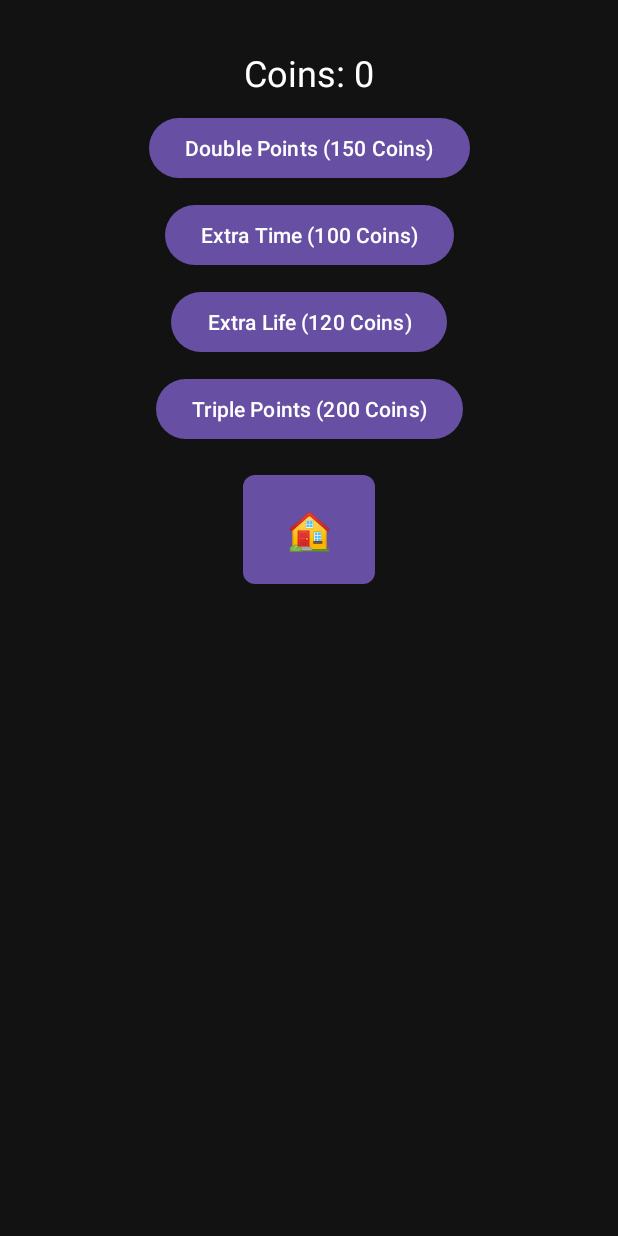
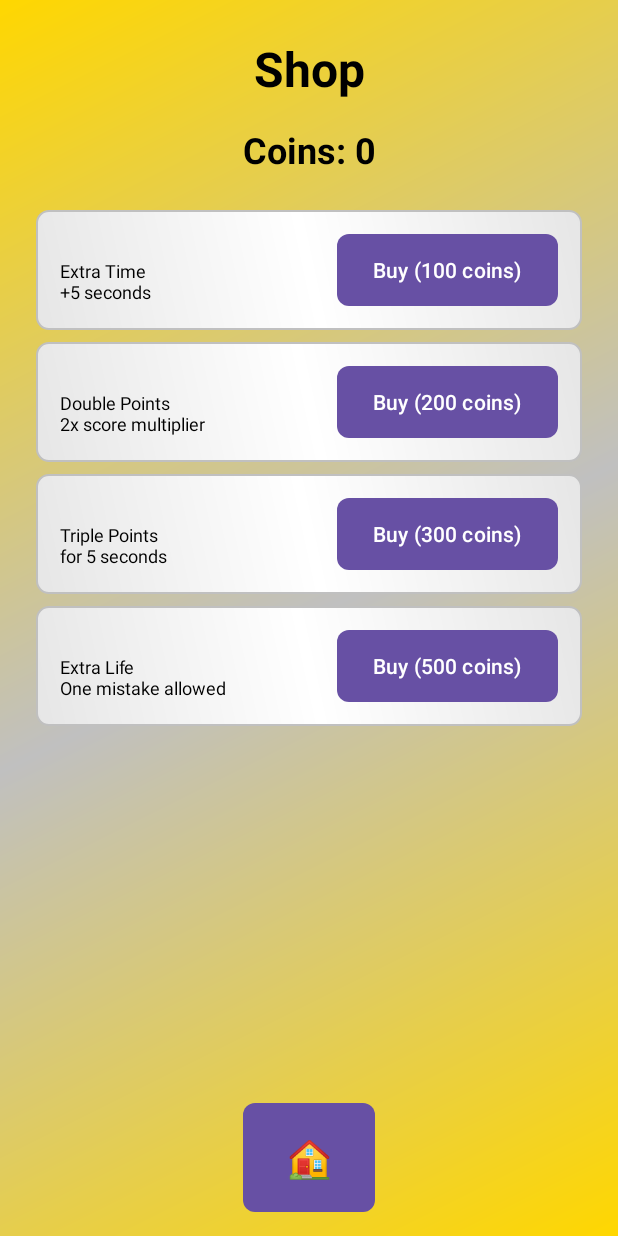
Before and after one commit to itayco123/Myfinalgame, an Android app: the ShopActivity screen opened directly, with no data from a screen before it, on a phone screen of 412 x 824 dp. Run offline under Robolectric (Android 15) with nearby library versions, the light colour scheme and no system bars.

Commit message:
looks maxing

```diff
--- a/app/src/main/java/com/cohen/myfinalgame/GameOverActivity.java
+++ b/app/src/main/java/com/cohen/myfinalgame/GameOverActivity.java
@@ -62,6 +62,7 @@ public class GameOverActivity extends Activity {
         backToMainButton = findViewById(R.id.backToMainButton);
 
         int score = getIntent().getIntExtra("score", 0);
+        Log.d(TAG, "🔥 Game Over - Score received: " + score);
         finalScoreText.setText("Final Score: " + score);
         pendingScore = score;
 
@@ -72,10 +73,12 @@ public class GameOverActivity extends Activity {
         // Request location permissions first
         if (ActivityCompat.checkSelfPermission(this, Manifest.permission.ACCESS_FINE_LOCATION)
                 != PackageManager.PERMISSION_GRANTED) {
+            Log.d(TAG, "Location permission not granted, requesting...");
             ActivityCompat.requestPermissions(this,
                     new String[]{Manifest.permission.ACCESS_FINE_LOCATION},
                     LOCATION_PERMISSION_REQUEST_CODE);
         } else {
+            Log.d(TAG, "Location permission already granted, saving score...");
             saveHighScore(score);
         }
 
@@ -131,6 +134,7 @@ public class GameOverActivity extends Activity {
         Log.d(TAG, "🔥 saveHighScore() called with score: " + score);
         FirebaseUser user = FirebaseAuth.getInstance().getCurrentUser();
         String username = (user != null && user.getDisplayName() != null) ? user.getDisplayName() : "Guest";
+        Log.d(TAG, "Current user: " + (user != null ? user.getUid() : "null") + ", username: " + username);
 
         FusedLocationProviderClient fusedLocationClient = LocationServices.getFusedLocationProviderClient(this);
 
@@ -230,16 +234,25 @@ public class GameOverActivity extends Activity {
     }
 
     private void saveHighScoreWithoutLocation(int score) {
+        Log.d(TAG, "🔥 saveHighScoreWithoutLocation() called with score: " + score);
         FirebaseUser user = FirebaseAuth.getInstance().getCurrentUser();
         String username = (user != null && user.getDisplayName() != null) ? user.getDisplayName() : "Guest";
+        Log.d(TAG, "Current user (no location): " + (user != null ? user.getUid() : "null") + ", username: " + username);
 
         DatabaseReference scoresRef = FirebaseDatabase.getInstance().getReference("leaderboard");
         Map<String, Object> scoreEntry = new HashMap<>();
         scoreEntry.put("username", username);
         scoreEntry.put("score", score);
 
+        Log.d(TAG, "Attempting to save score to Firebase: " + scoreEntry);
         scoresRef.push().setValue(scoreEntry)
-                .addOnSuccessListener(aVoid -> Log.d(TAG, "✅ Score saved without location"))
-                .addOnFailureListener(e -> Log.e(TAG, "❌ Failed to save score", e));
+                .addOnSuccessListener(aVoid -> {
+                    Log.d(TAG, "✅ Score saved successfully without location");
+                    Toast.makeText(this, "Score saved!", Toast.LENGTH_SHORT).show();
+                })
+                .addOnFailureListener(e -> {
+                    Log.e(TAG, "❌ Failed to save score", e);
+                    Toast.makeText(this, "Failed to save score: " + e.getMessage(), Toast.LENGTH_SHORT).show();
+                });
     }
 }
--- a/app/src/main/java/com/cohen/myfinalgame/LeaderboardActivity.java
+++ b/app/src/main/java/com/cohen/myfinalgame/LeaderboardActivity.java
@@ -79,7 +79,7 @@ public class LeaderboardActivity extends AppCompatActivity {
                         double lng = longitude != null ? longitude : 0.0;
                         String cityName = city != null ? city : "Unknown";
                         scoreList.add(new ScoreEntry(username, score, cityName, lat, lng));
-                        Log.d("Leaderboard", "Added score: " + username + " - " + score);
+                        Log.d("Leaderboard", "Added score: " + username + " - " + score + " from " + cityName);
                     }
                 }
 
@@ -87,16 +87,24 @@ public class LeaderboardActivity extends AppCompatActivity {
                 Collections.sort(scoreList, (a, b) -> Integer.compare(b.score, a.score));
                 leaderboardAdapter.notifyDataSetChanged();
                 Log.d("Leaderboard", "Leaderboard updated with " + scoreList.size() + " entries");
+
+                // Show a toast with the number of entries
+                Toast.makeText(LeaderboardActivity.this,
+                    "Loaded " + scoreList.size() + " scores",
+                    Toast.LENGTH_SHORT).show();
             }
 
             @Override
             public void onCancelled(@NonNull DatabaseError error) {
                 Log.e("Leaderboard", "Failed to load scores", error.toException());
-                Toast.makeText(LeaderboardActivity.this, "Error loading leaderboard", Toast.LENGTH_SHORT).show();
+                Toast.makeText(LeaderboardActivity.this,
+                    "Error loading leaderboard: " + error.getMessage(),
+                    Toast.LENGTH_SHORT).show();
             }
         };
 
-        scoresRef.orderByChild("score").limitToLast(50).addValueEventListener(valueEventListener);
+        // Remove the limit and order to get all scores
+        scoresRef.addValueEventListener(valueEventListener);
     }
 
     @Override
--- /dev/null
+++ b/app/src/main/res/drawable/power_up_background.xml
@@ -0,0 +1,13 @@
+<?xml version="1.0" encoding="utf-8"?>
+<shape xmlns:android="http://schemas.android.com/apk/res/android">
+    <gradient
+        android:angle="45"
+        android:startColor="#E6E6E6"
+        android:centerColor="#FFFFFF"
+        android:endColor="#E6E6E6"
+        android:type="linear" />
+    <corners android:radius="8dp" />
+    <stroke
+        android:width="1dp"
+        android:color="#C0C0C0" />
+</shape>
--- /dev/null
+++ b/app/src/main/res/drawable/shop_background.xml
@@ -0,0 +1,9 @@
+<?xml version="1.0" encoding="utf-8"?>
+<shape xmlns:android="http://schemas.android.com/apk/res/android">
+    <gradient
+        android:angle="135"
+        android:startColor="#FFD700"
+        android:centerColor="#C0C0C0"
+        android:endColor="#FFD700"
+        android:type="linear" />
+</shape>
--- a/app/src/main/res/layout/activity_shop.xml
+++ b/app/src/main/res/layout/activity_shop.xml
@@ -1,70 +1,154 @@
-<androidx.constraintlayout.widget.ConstraintLayout
-    xmlns:android="http://schemas.android.com/apk/res/android"
+<?xml version="1.0" encoding="utf-8"?>
+<androidx.constraintlayout.widget.ConstraintLayout xmlns:android="http://schemas.android.com/apk/res/android"
     xmlns:app="http://schemas.android.com/apk/res-auto"
     xmlns:tools="http://schemas.android.com/tools"
     android:layout_width="match_parent"
     android:layout_height="match_parent"
-    android:background="@color/backgroundColor"
+    android:background="@drawable/shop_background"
     tools:context=".ShopActivity">
 
-    <!-- Coins Display -->
+    <TextView
+        android:id="@+id/shopTitle"
+        android:layout_width="wrap_content"
+        android:layout_height="wrap_content"
+        android:text="Shop"
+        android:textSize="32sp"
+        android:textStyle="bold"
+        android:textColor="#000000"
+        android:layout_marginTop="24dp"
+        app:layout_constraintTop_toTopOf="parent"
+        app:layout_constraintStart_toStartOf="parent"
+        app:layout_constraintEnd_toEndOf="parent" />
+
     <TextView
         android:id="@+id/coinsText"
         android:layout_width="wrap_content"
         android:layout_height="wrap_content"
         android:text="Coins: 0"
         android:textSize="24sp"
-        android:textColor="@color/primaryTextColor"
-        android:fontFamily="sans-serif-bold"
-        app:layout_constraintTop_toTopOf="parent"
+        android:textStyle="bold"
+        android:textColor="#000000"
+        android:layout_marginTop="16dp"
+        app:layout_constraintTop_toBottomOf="@id/shopTitle"
         app:layout_constraintStart_toStartOf="parent"
-        app:layout_constraintEnd_toEndOf="parent"
-        android:layout_marginTop="32dp" />
+        app:layout_constraintEnd_toEndOf="parent" />
 
-    <!-- Power-Up Buttons -->
-    <Button
-        android:id="@+id/buyDoublePointsButton"
-        android:layout_width="wrap_content"
+    <ScrollView
+        android:layout_width="match_parent"
+        android:layout_height="0dp"
+        android:layout_marginTop="16dp"
+        android:layout_marginHorizontal="16dp"
+        app:layout_constraintTop_toBottomOf="@id/coinsText"
+        app:layout_constraintBottom_toTopOf="@id/backToGameButton">
+
+        <LinearLayout
+            android:layout_width="match_parent"
             android:layout_height="wrap_content"
-        android:text="Double Points (150 Coins)"
-        android:layout_marginTop="10dp"
-        app:layout_constraintTop_toBottomOf="@id/coinsText"
-        app:layout_constraintStart_toStartOf="parent"
-        app:layout_constraintEnd_toEndOf="parent"/>
+            android:orientation="vertical"
+            android:padding="8dp">
+
+            <!-- Extra Time Power-up -->
+            <LinearLayout
+                android:layout_width="match_parent"
+                android:layout_height="wrap_content"
+                android:orientation="horizontal"
+                android:background="@drawable/power_up_background"
+                android:padding="16dp"
+                android:layout_marginBottom="8dp">
+
+                <TextView
+                    android:layout_width="0dp"
+                    android:layout_height="wrap_content"
+                    android:layout_weight="1"
+                    android:text="Extra Time\n+5 seconds"
+                    android:textSize="12sp"
+                    android:textColor="#000000" />
 
                 <Button
                     android:id="@+id/buyExtraTimeButton"
                     android:layout_width="wrap_content"
                     android:layout_height="wrap_content"
-        android:text="Extra Time (100 Coins)"
-        android:layout_marginTop="10dp"
-        app:layout_constraintTop_toBottomOf="@id/buyDoublePointsButton"
-        app:layout_constraintStart_toStartOf="parent"
-        app:layout_constraintEnd_toEndOf="parent"/>
+                    android:text="Buy (100 coins)"
+                    android:background="@drawable/button_background" />
+            </LinearLayout>
 
+            <!-- Double Points Power-up -->
+            <LinearLayout
+                android:layout_width="match_parent"
+                android:layout_height="wrap_content"
+                android:orientation="horizontal"
+                android:background="@drawable/power_up_background"
+                android:padding="16dp"
+                android:layout_marginBottom="8dp">
 
+                <TextView
+                    android:layout_width="0dp"
+                    android:layout_height="wrap_content"
+                    android:layout_weight="1"
+                    android:text="Double Points\n2x score multiplier"
+                    android:textSize="12sp"
+                    android:textColor="#000000" />
+
+                <Button
+                    android:id="@+id/buyDoublePointsButton"
+                    android:layout_width="wrap_content"
+                    android:layout_height="wrap_content"
+                    android:text="Buy (200 coins)"
+                    android:background="@drawable/button_background" />
+            </LinearLayout>
+
+            <!-- Triple Points Power-up -->
+            <LinearLayout
+                android:layout_width="match_parent"
+                android:layout_height="wrap_content"
+                android:orientation="horizontal"
+                android:background="@drawable/power_up_background"
+                android:padding="16dp"
+                android:layout_marginBottom="8dp">
+
+                <TextView
+                    android:layout_width="0dp"
+                    android:layout_height="wrap_content"
+                    android:layout_weight="1"
+                    android:text="Triple Points\nfor 5 seconds"
+                    android:textSize="12sp"
+                    android:textColor="#000000" />
+
+                <Button
+                    android:id="@+id/buyTriplePointsButton"
+                    android:layout_width="wrap_content"
+                    android:layout_height="wrap_content"
+                    android:text="Buy (300 coins)"
+                    android:background="@drawable/button_background" />
+            </LinearLayout>
+
+            <!-- Extra Life Power-up -->
+            <LinearLayout
+                android:layout_width="match_parent"
+                android:layout_height="wrap_content"
+                android:orientation="horizontal"
+                android:background="@drawable/power_up_background"
+                android:padding="16dp"
+                android:layout_marginBottom="8dp">
+
+                <TextView
+                    android:layout_width="0dp"
+                    android:layout_height="wrap_content"
+                    android:layout_weight="1"
+                    android:text="Extra Life\nOne mistake allowed"
+                    android:textSize="12sp"
+                    android:textColor="#000000" />
 
                 <Button
                     android:id="@+id/buyExtraLifeButton"
                     android:layout_width="wrap_content"
                     android:layout_height="wrap_content"
-        android:text="Extra Life (120 Coins)"
-        android:layout_marginTop="10dp"
-        app:layout_constraintTop_toBottomOf="@id/buyExtraTimeButton"
-        app:layout_constraintStart_toStartOf="parent"
-        app:layout_constraintEnd_toEndOf="parent"/>
+                    android:text="Buy (500 coins)"
+                    android:background="@drawable/button_background" />
+            </LinearLayout>
+        </LinearLayout>
+    </ScrollView>
 
-    <Button
-        android:id="@+id/buyTriplePointsButton"
-        android:layout_width="wrap_content"
-        android:layout_height="wrap_content"
-        android:text="Triple Points (200 Coins)"
-        android:layout_marginTop="10dp"
-        app:layout_constraintTop_toBottomOf="@id/buyExtraLifeButton"
-        app:layout_constraintStart_toStartOf="parent"
-        app:layout_constraintEnd_toEndOf="parent"/>
-
-    <!-- Home Button -->
     <Button
         android:id="@+id/backToGameButton"
         android:layout_width="wrap_content"
@@ -73,9 +157,9 @@
         android:textSize="24sp"
         android:padding="16dp"
         android:background="@drawable/button_background"
-        android:textColor="#FFFFFF"
-        android:layout_marginTop="20dp"
-        app:layout_constraintTop_toBottomOf="@id/buyTriplePointsButton"
+        android:layout_margin="16dp"
+        app:layout_constraintBottom_toBottomOf="parent"
         app:layout_constraintStart_toStartOf="parent"
-        app:layout_constraintEnd_toEndOf="parent"/>
+        app:layout_constraintEnd_toEndOf="parent" />
+
 </androidx.constraintlayout.widget.ConstraintLayout>
```
Lines whose indentation alone changed are shown as unchanged.
